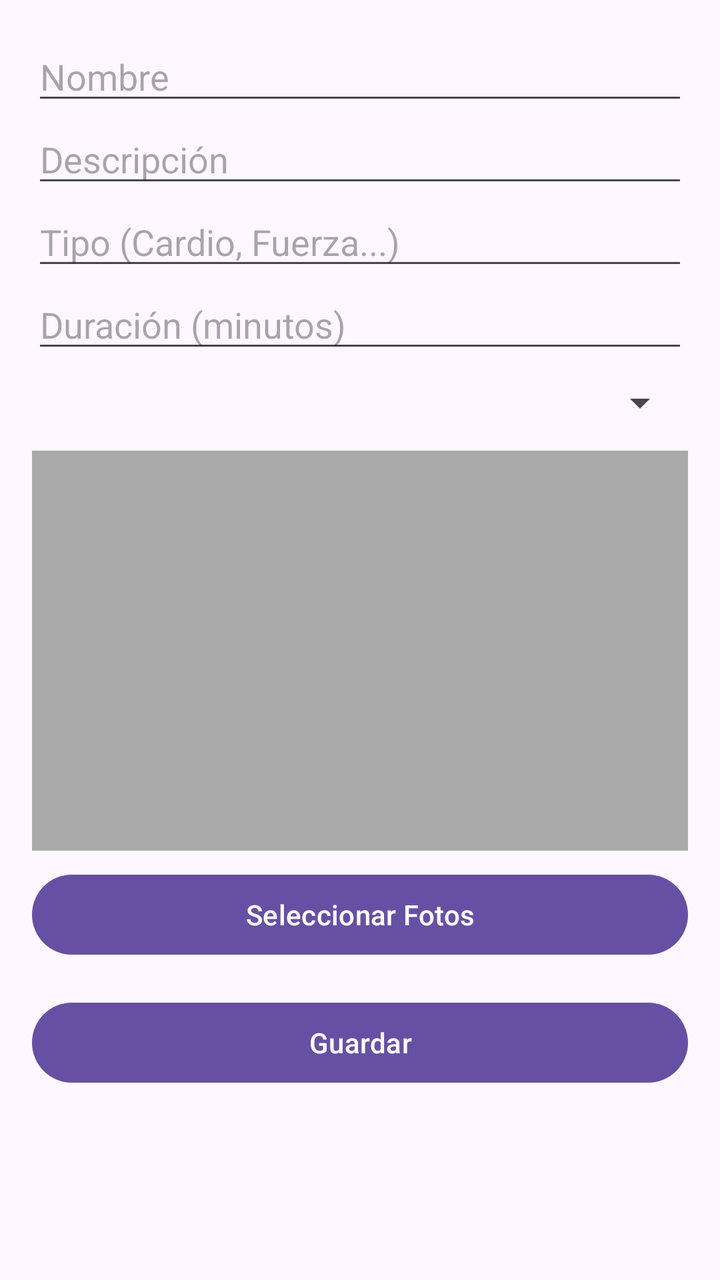
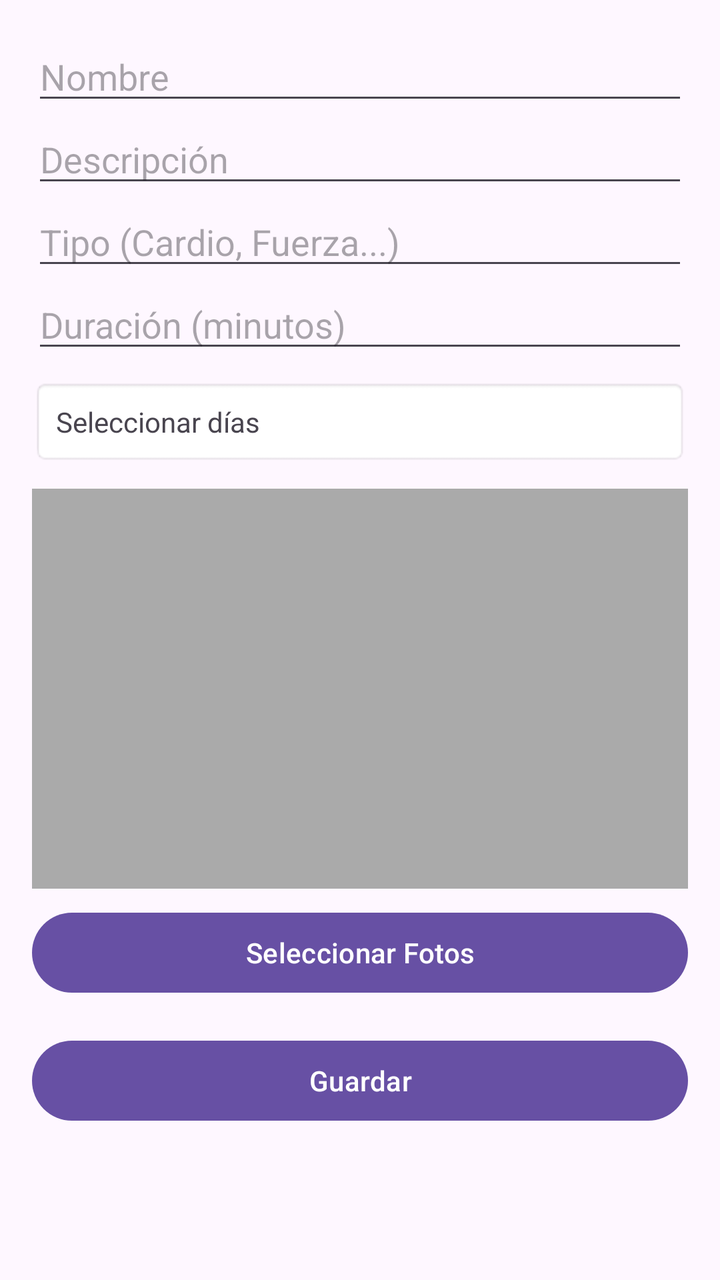

Before-and-after screenshots of an Android layout around one commit, followed by the original layout XML and the change that was made.
<!-- AndroidManifest.xml: application theme Theme.EntrenaFacilApp -->
<!-- res/layout/activity_add_rutina.xml -->
<?xml version="1.0" encoding="utf-8"?>
<ScrollView xmlns:android="http://schemas.android.com/apk/res/android"
    android:layout_width="match_parent"
    android:layout_height="match_parent">

    <LinearLayout
        android:orientation="vertical"
        android:padding="16dp"
        android:layout_width="match_parent"
        android:layout_height="wrap_content">

        <EditText
            android:id="@+id/etNombre"
            android:hint="Nombre"
            android:layout_width="match_parent"
            android:layout_height="wrap_content" />

        <EditText
            android:id="@+id/etDescripcion"
            android:hint="Descripción"
            android:layout_width="match_parent"
            android:layout_height="wrap_content" />

        <EditText
            android:id="@+id/etTipo"
            android:hint="Tipo (Cardio, Fuerza...)"
            android:layout_width="match_parent"
            android:layout_height="wrap_content" />

        <EditText
            android:id="@+id/etDuracion"
            android:hint="Duración (minutos)"
            android:inputType="number"
            android:layout_width="match_parent"
            android:layout_height="wrap_content" />

        <Spinner
            android:id="@+id/spinnerDia"
            android:layout_width="match_parent"
            android:layout_height="wrap_content"
            android:layout_marginTop="8dp"/>


        <ImageView
            android:id="@+id/ivFotoRutina"
            android:layout_width="match_parent"
            android:layout_height="200dp"
            android:scaleType="centerCrop"
            android:layout_marginTop="12dp"
            android:background="@android:color/darker_gray"
            android:contentDescription="Foto de la rutina" />


        <Button
            android:id="@+id/btnSeleccionarFoto"
            android:text="Seleccionar Fotos"
            android:layout_width="match_parent"
            android:layout_height="wrap_content"
            android:layout_marginTop="8dp" />

        <Button
            android:id="@+id/btnGuardar"
            android:text="Guardar"
            android:layout_width="match_parent"
            android:layout_height="wrap_content"
            android:layout_marginTop="16dp"/>

    </LinearLayout>
</ScrollView>
<!-- resources referenced by this layout -->
<resources>
  <style name="Theme.EntrenaFacilApp" parent="Base.Theme.EntrenaFacilApp" />
  <style name="Base.Theme.EntrenaFacilApp" parent="Theme.Material3.DayNight.NoActionBar">
          
          
      </style>
</resources>

<!-- the commit's change to res/layout/activity_add_rutina.xml (unified diff, before → after) -->
@@ -4,66 +4,68 @@
     android:layout_height="match_parent">
 
     <LinearLayout
+        android:layout_width="match_parent"
+        android:layout_height="wrap_content"
         android:orientation="vertical"
-        android:padding="16dp"
-        android:layout_width="match_parent"
-        android:layout_height="wrap_content">
+        android:padding="16dp">
 
         <EditText
             android:id="@+id/etNombre"
-            android:hint="Nombre"
             android:layout_width="match_parent"
-            android:layout_height="wrap_content" />
+            android:layout_height="wrap_content"
+            android:hint="Nombre" />
 
         <EditText
             android:id="@+id/etDescripcion"
-            android:hint="Descripción"
             android:layout_width="match_parent"
-            android:layout_height="wrap_content" />
+            android:layout_height="wrap_content"
+            android:hint="Descripción" />
 
         <EditText
             android:id="@+id/etTipo"
-            android:hint="Tipo (Cardio, Fuerza...)"
             android:layout_width="match_parent"
-            android:layout_height="wrap_content" />
+            android:layout_height="wrap_content"
+            android:hint="Tipo (Cardio, Fuerza...)" />
 
         <EditText
             android:id="@+id/etDuracion"
-            android:hint="Duración (minutos)"
-            android:inputType="number"
-            android:layout_width="match_parent"
-            android:layout_height="wrap_content" />
-
-        <Spinner
-            android:id="@+id/spinnerDia"
             android:layout_width="match_parent"
             android:layout_height="wrap_content"
-            android:layout_marginTop="8dp"/>
+            android:hint="Duración (minutos)"
+            android:inputType="number" />
 
+        
+        <TextView
+            android:id="@+id/tvDiasSeleccionados"
+            android:layout_width="match_parent"
+            android:layout_height="wrap_content"
+            android:layout_marginTop="8dp"
+            android:padding="12dp"
+            android:text="Seleccionar días"
+            android:background="@android:drawable/editbox_background" />
 
         <ImageView
             android:id="@+id/ivFotoRutina"
             android:layout_width="match_parent"
             android:layout_height="200dp"
+            android:layout_marginTop="12dp"
             android:scaleType="centerCrop"
-            android:layout_marginTop="12dp"
             android:background="@android:color/darker_gray"
             android:contentDescription="Foto de la rutina" />
 
-
         <Button
             android:id="@+id/btnSeleccionarFoto"
-            android:text="Seleccionar Fotos"
             android:layout_width="match_parent"
             android:layout_height="wrap_content"
-            android:layout_marginTop="8dp" />
+            android:layout_marginTop="8dp"
+            android:text="Seleccionar Fotos" />
 
         <Button
             android:id="@+id/btnGuardar"
-            android:text="Guardar"
             android:layout_width="match_parent"
             android:layout_height="wrap_content"
-            android:layout_marginTop="16dp"/>
+            android:layout_marginTop="16dp"
+            android:text="Guardar" />
 
     </LinearLayout>
 </ScrollView>
